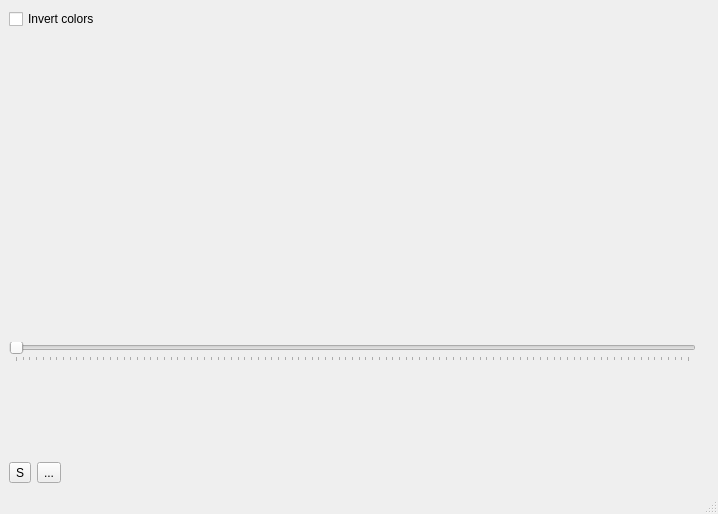
Qt form applications/kaliscope_qt/src/ui/KaliscopeWin.ui (edubois/kaliscope) before a commit.
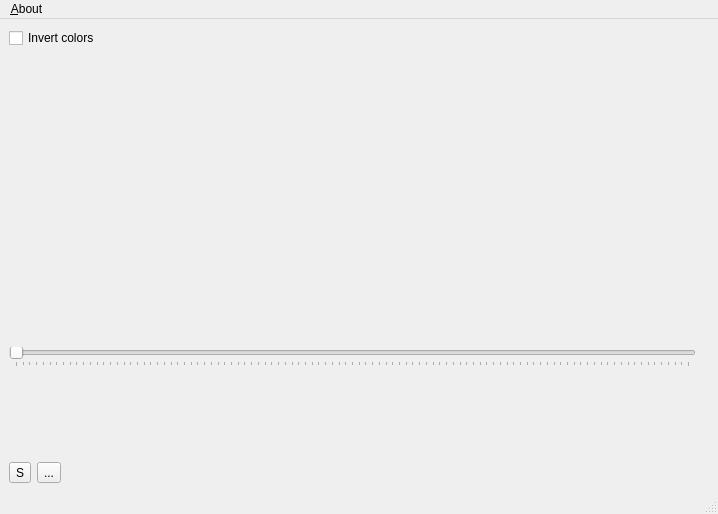
The same form after that commit. Icons and pictures are not drawn.

Commit message: kaliscope-qt: added about button.

```diff
--- a/applications/kaliscope_qt/src/ui/KaliscopeWin.ui
+++ b/applications/kaliscope_qt/src/ui/KaliscopeWin.ui
@@ -173,6 +173,13 @@
      <height>22</height>
     </rect>
    </property>
+   <widget class="QMenu" name="menu_About">
+    <property name="title">
+     <string>&amp;About</string>
+    </property>
+    <addaction name="action_About"/>
+   </widget>
+   <addaction name="menu_About"/>
   </widget>
   <widget class="QStatusBar" name="statusbar"/>
  </widget>
```
Left out of the diff: 5 changed lines with no effect on the pictures. The commit also changes 3 other files.
